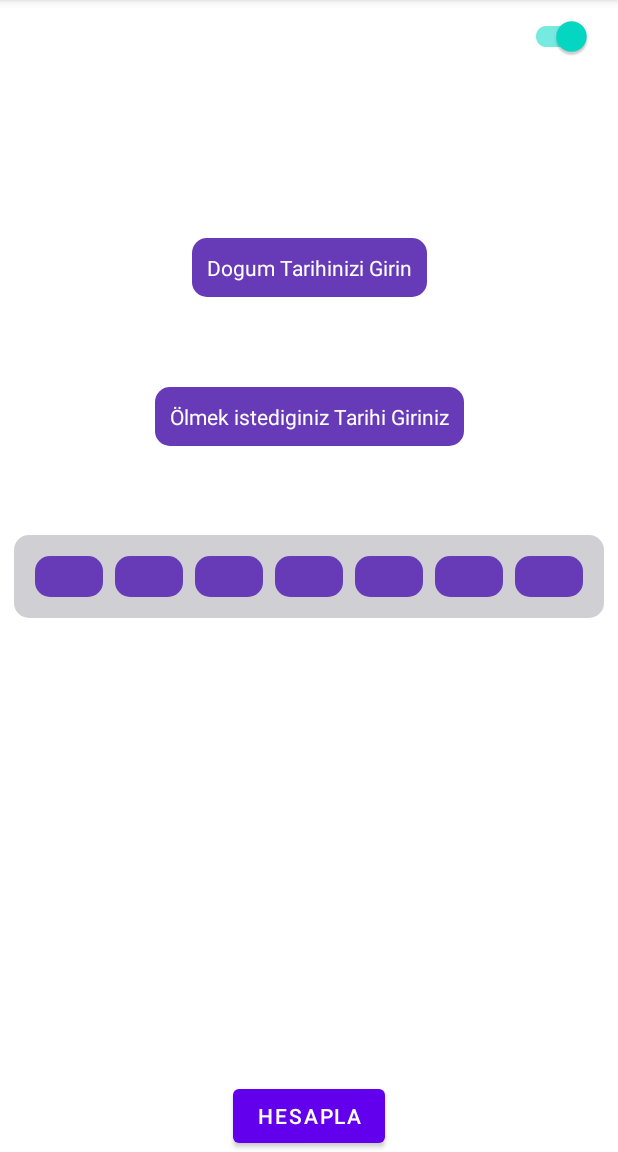
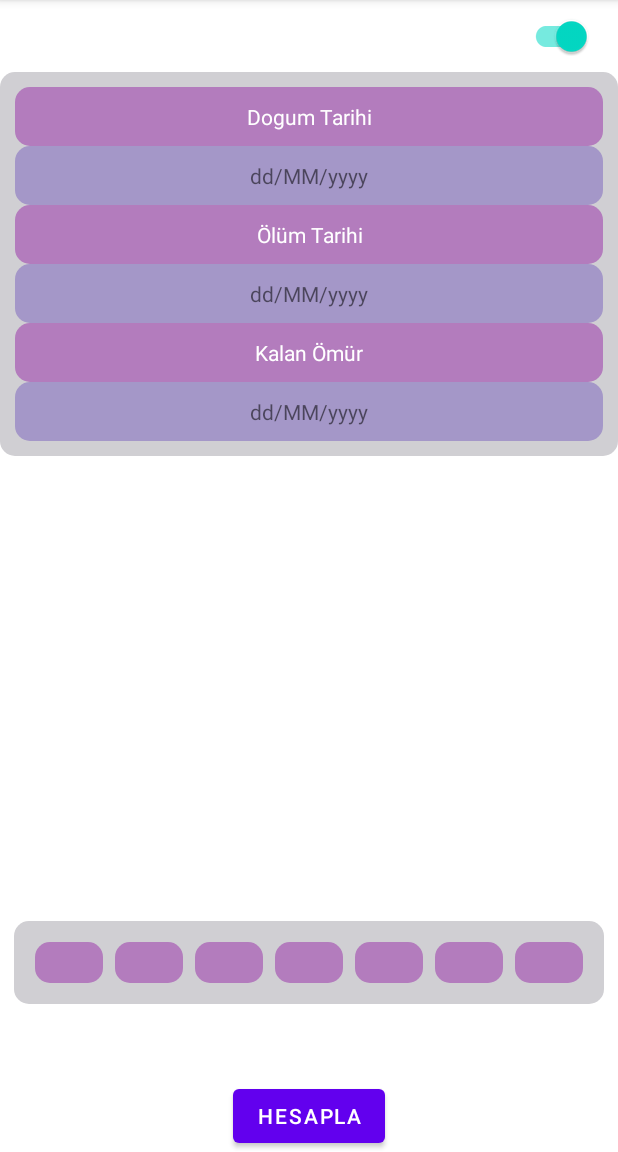
Before and after one commit to yalcin-sedat/life_calculation, an Android app: the screen it shows after launch (MainActivity), on a phone screen of 412 x 824 dp, the part 84-1236 px from its top. Run offline under Robolectric (Android 15) with nearby library versions, the phone set to English and light mode, and no system bars.

Commit message:
two dates(birtDay and deathDay) difference

```diff
--- a/app/src/main/java/com/yalcinsedat/alterinminuten/MainActivity.kt
+++ b/app/src/main/java/com/yalcinsedat/alterinminuten/MainActivity.kt
@@ -2,14 +2,16 @@ package com.yalcinsedat.alterinminuten
 import android.annotation.SuppressLint
 import android.app.DatePickerDialog
 import android.content.res.Configuration
+import android.os.Build
+import android.os.Bundle
 import androidx.appcompat.app.AppCompatActivity
-import android.os.Bundle
-import android.text.Editable
-import android.widget.Toast
+import androidx.annotation.RequiresApi
 import androidx.appcompat.app.AppCompatDelegate
-import androidx.core.content.res.ResourcesCompat
 import com.yalcinsedat.alterinminuten.databinding.ActivityMainBinding
 import java.text.SimpleDateFormat
+import java.time.LocalDate
+import java.time.Period
+import java.time.format.DateTimeFormatter
 import java.util.Calendar
 import java.util.Date
 import java.util.TimeZone
@@ -17,48 +19,43 @@ import java.util.TimeZone
 
 class MainActivity : AppCompatActivity() {
     private lateinit var binding: ActivityMainBinding
-    var dayOfMonth_: String? = null
-    var month_: String? = null
-    var year_: String? = null
 
+    var birthDate: LocalDate? =null
+    var deathDate:LocalDate?  =null
+
+    @RequiresApi(Build.VERSION_CODES.O)
+    var dateFormatter = DateTimeFormatter.ofPattern("dd/MM/yyyy")
+
+    @SuppressLint("NewApi")
     override fun onCreate(savedInstanceState: Bundle?) {
         super.onCreate(savedInstanceState)
         binding = ActivityMainBinding.inflate(layoutInflater)
         setContentView(binding.root)
+//----------------------------------Spinner---------------------------------------------------------
 
-        binding.buttonSpinner.setOnClickListener { openSpinnerBirthdayDialog() }
-        binding.tViewBirthDay.setOnClickListener { tViewBirthDay() }
-        binding.tViewDeathDay.setOnClickListener { tViewDeathDay()}
-
-       // binding.buttonMdc.setOnClickListener { openMDCDatePicker() }
+        binding.tViewBirthDay1.setOnClickListener { birthdayDialog() }
+        binding.tViewDeathDay1.setOnClickListener { deathDayDialog()}
+        binding.tViewRemainingLife1.setOnClickListener { remainingLife()}
 
     }
-
+    //-----------------------------------birthdayDialog-----------------------------------------------------
+    @RequiresApi(Build.VERSION_CODES.O)
     @SuppressLint("SetTextI18n")
-    private fun openSpinnerBirthdayDialog() {
+    private fun birthdayDialog() {
         val calendar = Calendar.getInstance().apply {
             // Bugünün tarihini ayarla
             time = Date()
         }
-
         val maxYear = 3000 // 3000 yılı
         val minYear = -1900 // 100 yil önce
-
-    //---------------DatePickerDialog--------------------------------------------------------------------
         DatePickerDialog(
             this, R.style.SpinnerDatePickerDialog,
             { _, year, month, dayOfMonth ->
 
-               // Toast.makeText(this, formatDate(year, month, dayOfMonth), Toast.LENGTH_SHORT).show()
-               // binding.eTextBirthDay.setText(dayOfMonth.toString(),month.toString(),year.toString())
-               // binding.eTextBirthDay.text = ("$dayOfMonth/$month/$year")
-
-                dayOfMonth_ = dayOfMonth.toString()
-                month_ = (month + 1).toString() // Ay 0'dan başlar, bu yüzden +1 ekleniyor
-                year_ = year.toString()
+                birthDate = LocalDate.of(year,month,dayOfMonth)
 
 
-
+                binding.tViewBirthDay.setText((birthDate).toString())
 
             },
             calendar[Calendar.YEAR],
@@ -72,19 +69,53 @@ class MainActivity : AppCompatActivity() {
             }
         }.show()
     }
-    //---------------DatePickerDialog--------------------------------------------------------------------
-     fun tViewBirthDay(){
-        openSpinnerBirthdayDialog()
-        binding.tViewBirthDay.setText("$dayOfMonth_/$month_/$year_")
+    //-----------------------------------birthdayDialog-----------------------------------------------------
 
+    //----------------------------------DatePickerDialog--------------------------------------------------------------------
+    @RequiresApi(Build.VERSION_CODES.O)
+    @SuppressLint("SetTextI18n")
+    private fun deathDayDialog() {
+        val calendar = Calendar.getInstance().apply {
+            // Bugünün tarihini ayarla
+            time = Date()
+        }
+        val maxYear = 3000 // 3000 yılı
+        val minYear = -1900 // 100 yil önce
+        DatePickerDialog(
+            this, R.style.SpinnerDatePickerDialog,
+            { _, year, month, dayOfMonth ->
+                deathDate = LocalDate.of(year,month,dayOfMonth)
+                binding.tViewDeathDay.setText((deathDate).toString())
+            },
+            calendar[Calendar.YEAR],
+            calendar[Calendar.MONTH],
+            calendar[Calendar.DAY_OF_MONTH]
+        ).apply {
+            // Minimum tarih olarak 1900, maksimum tarih olarak 3000 yılını belirle
+            datePicker.apply {
+                minDate = getMinimumDate(minYear) // Minimum tarih
+                maxDate = getMaximumDate(maxYear) // Maksimum tarih (3000 yılı)
+            }
+        }.show()
+    }
 
+    //----------------------------------deathdayDialog----------------------------------------------------------
+    //---------------------remainingLife------------------------------------------------------------
+     @RequiresApi(Build.VERSION_CODES.O)
+     fun remainingLife(){
+        val dateDifference = calculateDateDifference(birthDate, deathDate)
+        val years = dateDifference.years
+        val months = dateDifference.months
+        val days = dateDifference.days
+
+        binding.tViewRemainingLife.setText("${years} yil ${months} ay ${days} gün kaldi.")
+       // binding.tViewRemainingLife.setText("${dateDifference.years} yil ${dateDifference.months} ay ${dateDifference.days} gün kaldi.")c
      }
-
-    fun tViewDeathDay(){
-        openSpinnerBirthdayDialog()
-        binding.tViewDeathDay.setText("$dayOfMonth_/$month_/$year_")
-
+    @RequiresApi(Build.VERSION_CODES.O)
+    fun calculateDateDifference(startDate: LocalDate?, endDate: LocalDate?): Period {
+        return Period.between(startDate, endDate)
     }
+    //---------------------remainingLife------------------------------------------------------------
     // Belirli bir yılı tarih cinsine çevirerek geri döndürür
     private fun getMaximumDate(year: Int): Long {
         val maxCalendar = Calendar.getInstance().apply {
@@ -100,7 +131,7 @@ class MainActivity : AppCompatActivity() {
         return minCalendar.timeInMillis
     }
    //-----------------------------------------------
-    private fun formatDate(date: Date) = SimpleDateFormat.getDateInstance().apply { timeZone = TimeZone.getTimeZone("UTC") }.format(date)
+    private fun formatDate(date: Date) = SimpleDateFormat.getDateInstance().apply{ timeZone = TimeZone.getTimeZone("UTC") }.format(date)
 
     private fun formatDate(year: Int, month: Int, dayOfMonth: Int) = formatDate(Calendar.getInstance().apply {
         timeZone = TimeZone.getTimeZone("UTC")
@@ -131,4 +162,5 @@ class MainActivity : AppCompatActivity() {
         binding.themeSwitch.setOnCheckedChangeListener(null)
     }
 
+
 }
--- a/app/src/main/res/drawable/background_curve.xml
+++ b/app/src/main/res/drawable/background_curve.xml
@@ -2,7 +2,7 @@
 <shape xmlns:android="http://schemas.android.com/apk/res/android"
 android:shape="rectangle">
 <corners android:radius="10dp" /> <!-- Kavis derecesi -->
-<solid android:color="#673AB7" /> <!-- Arkaplan rengi -->
+<solid android:color="#B37CBD" /> <!-- Arkaplan rengi -->
 <padding
     android:left="10dp"
     android:top="10dp"
--- /dev/null
+++ b/app/src/main/res/drawable/background_curve_text.xml
@@ -0,0 +1,11 @@
+<?xml version="1.0" encoding="utf-8"?>
+<shape xmlns:android="http://schemas.android.com/apk/res/android"
+    android:shape="rectangle">
+    <corners android:radius="10dp" /> <!-- Kavis derecesi -->
+    <solid android:color="#A497C8" /> <!-- Arkaplan rengi -->
+    <padding
+        android:left="10dp"
+        android:top="10dp"
+        android:right="10dp"
+        android:bottom="10dp" /> <!-- İç boşluk -->
+</shape>
--- a/app/src/main/res/layout/activity_main.xml
+++ b/app/src/main/res/layout/activity_main.xml
@@ -20,33 +20,119 @@
         app:layout_constraintTop_toTopOf="parent"
         tools:ignore="MissingConstraints" />
 
+
+    <LinearLayout
+        android:id="@+id/switch_linearLayout"
+        android:layout_width="match_parent"
+        android:layout_height="wrap_content"
+        android:background="@drawable/background_curve_layout"
+        android:gravity="center"
+        android:orientation="vertical"
+        app:layout_constraintEnd_toEndOf="parent"
+        app:layout_constraintStart_toStartOf="parent"
+        app:layout_constraintTop_toBottomOf="@+id/theme_switch"
+        tools:ignore="MissingConstraints">
+
         <TextView
-        android:layout_width="wrap_content"
+            android:id="@+id/tView_birth_day1"
+            android:layout_width="match_parent"
             android:layout_height="wrap_content"
+            android:gravity="center"
+            android:autofillHints="dogum Tarihinizi Girin"
+            android:background="@drawable/background_curve"
             android:inputType="datetime"
-        android:autofillHints="dogum Tarihinizi Girin"
-        android:id="@+id/tView_birth_day"
             android:text="@string/editText_birt_day"
             android:textColor="@color/white"
-        android:background="@drawable/background_curve"
             app:layout_constraintBottom_toTopOf="@+id/linearLayout"
             app:layout_constraintEnd_toEndOf="parent"
             app:layout_constraintStart_toStartOf="parent"
-        app:layout_constraintTop_toTopOf="parent">
+            app:layout_constraintTop_toTopOf="parent"
+            app:layout_constraintVertical_bias="0.88">
+
+        </TextView>
+        <TextView
+            android:id="@+id/tView_birth_day"
+            android:layout_width="match_parent"
+            android:layout_height="wrap_content"
+            android:gravity="center"
+            android:background="@drawable/background_curve_text"
+            android:inputType="datetime"
+            android:text="dd/MM/yyyy"
+            app:layout_constraintBottom_toTopOf="@+id/linearLayout"
+            app:layout_constraintEnd_toEndOf="parent"
+            app:layout_constraintStart_toStartOf="parent"
+            app:layout_constraintTop_toTopOf="parent"
+            app:layout_constraintVertical_bias="0.88">
+
         </TextView>
 
         <TextView
-        android:layout_width="wrap_content"
+            android:id="@+id/tView_death_day1"
+            android:layout_width="match_parent"
             android:layout_height="wrap_content"
-        android:id="@+id/tView_death_day"
+            android:gravity="center"
+            android:background="@drawable/background_curve"
             android:text="@string/editText_death_day"
             android:textColor="@color/white"
-        android:background="@drawable/background_curve"
             app:layout_constraintBottom_toTopOf="@+id/linearLayout"
             app:layout_constraintEnd_toEndOf="parent"
+            app:layout_constraintHorizontal_bias="0.497"
             app:layout_constraintStart_toStartOf="parent"
-        app:layout_constraintTop_toBottomOf="@+id/tView_birth_day" >
+            app:layout_constraintTop_toBottomOf="@+id/tView_birth_day"
+            app:layout_constraintVertical_bias="0.964">
+
         </TextView>
+
+        <TextView
+            android:id="@+id/tView_death_day"
+            android:layout_width="match_parent"
+            android:layout_height="wrap_content"
+            android:gravity="center"
+            android:text="dd/MM/yyyy"
+            android:background="@drawable/background_curve_text"
+            app:layout_constraintBottom_toTopOf="@+id/linearLayout"
+            app:layout_constraintEnd_toEndOf="parent"
+            app:layout_constraintHorizontal_bias="0.497"
+            app:layout_constraintStart_toStartOf="parent"
+            app:layout_constraintTop_toBottomOf="@+id/tView_birth_day"
+            app:layout_constraintVertical_bias="0.964">
+
+        </TextView>
+        <TextView
+            android:id="@+id/tView_remaining_life1"
+            android:layout_width="match_parent"
+            android:layout_height="wrap_content"
+            android:gravity="center"
+            android:background="@drawable/background_curve"
+            android:text="@string/editText_remaining_life"
+            android:textColor="@color/white"
+            app:layout_constraintBottom_toTopOf="@+id/linearLayout"
+            app:layout_constraintEnd_toEndOf="parent"
+            app:layout_constraintHorizontal_bias="0.497"
+            app:layout_constraintStart_toStartOf="parent"
+            app:layout_constraintTop_toBottomOf="@+id/tView_birth_day"
+            app:layout_constraintVertical_bias="0.964">
+
+        </TextView>
+        <TextView
+            android:id="@+id/tView_remaining_life"
+            android:layout_width="match_parent"
+            android:layout_height="wrap_content"
+            android:gravity="center"
+            android:text="dd/MM/yyyy"
+            android:background="@drawable/background_curve_text"
+            app:layout_constraintBottom_toTopOf="@+id/linearLayout"
+            app:layout_constraintEnd_toEndOf="parent"
+            app:layout_constraintHorizontal_bias="0.497"
+            app:layout_constraintStart_toStartOf="parent"
+            app:layout_constraintTop_toBottomOf="@+id/tView_birth_day"
+            app:layout_constraintVertical_bias="0.964">
+
+        </TextView>
+
+
+    </LinearLayout>
+
 
     <LinearLayout
         android:id="@+id/linearLayout"
@@ -59,34 +145,39 @@
         app:layout_constraintEnd_toEndOf="parent"
         app:layout_constraintStart_toStartOf="parent"
         app:layout_constraintTop_toBottomOf="@+id/theme_switch"
+        app:layout_constraintVertical_bias="0.918"
         tools:ignore="MissingConstraints">
 
 
+        <include
+            android:id="@+id/text_view_year"
+            layout="@layout/clone_textview" />
 
-        <include layout="@layout/clone_textview"
-            android:id="@+id/text_view_year" />
+        <include
+            android:id="@+id/text_view_month"
+            layout="@layout/clone_textview" />
 
-        <include layout="@layout/clone_textview"
-            android:id="@+id/text_view_month" />
+        <include
+            android:id="@+id/text_view_week"
+            layout="@layout/clone_textview" />
 
-        <include layout="@layout/clone_textview"
-            android:id="@+id/text_view_week" />
+        <include
+            android:id="@+id/text_view_day"
+            layout="@layout/clone_textview" />
 
-        <include layout="@layout/clone_textview"
-            android:id="@+id/text_view_day" />
+        <include
+            android:id="@+id/text_view_hour"
+            layout="@layout/clone_textview" />
 
-        <include layout="@layout/clone_textview"
-            android:id="@+id/text_view_hour" />
+        <include
+            android:id="@+id/text_view_minute"
+            layout="@layout/clone_textview" />
 
-        <include layout="@layout/clone_textview"
-            android:id="@+id/text_view_minute" />
-
-        <include layout="@layout/clone_textview"
-            android:id="@+id/text_view_second" />
+        <include
+            android:id="@+id/text_view_second"
+            layout="@layout/clone_textview" />
 
     </LinearLayout>
-
-
 
     <Button
         android:id="@+id/button_spinner"
--- a/app/src/main/res/values/strings.xml
+++ b/app/src/main/res/values/strings.xml
@@ -12,7 +12,8 @@
     <string name="text_saniye">Saniye</string>
     <string name="omur_hesapla">HESAPLA</string>
     <string name="textView">Text View</string>
-    <string name="editText_birt_day">Dogum Tarihinizi Girin</string>
-    <string name="editText_death_day">Ölmek istediginiz Tarihi Giriniz</string>
+    <string name="editText_birt_day">Dogum Tarihi</string>
+    <string name="editText_death_day">Ölüm Tarihi</string>
+    <string name="editText_remaining_life">Kalan Ömür</string>
 
 </resources>
```
Lines whose indentation alone changed are shown as unchanged.
